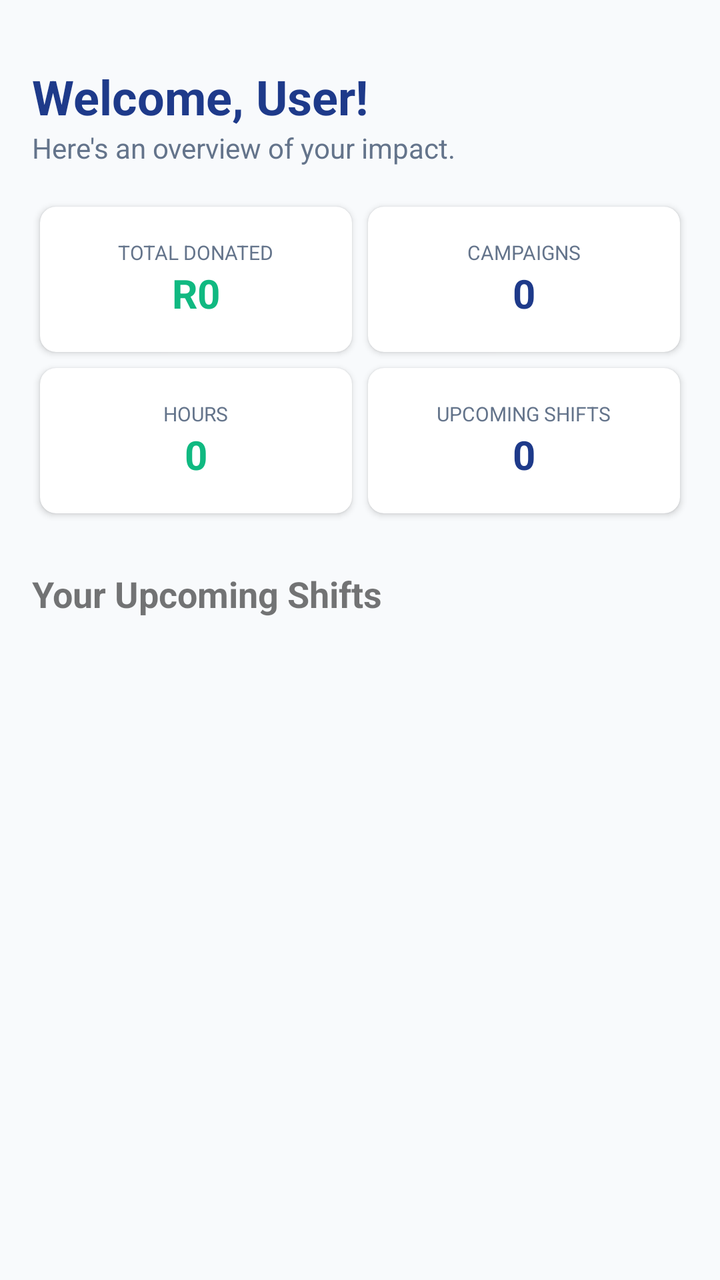
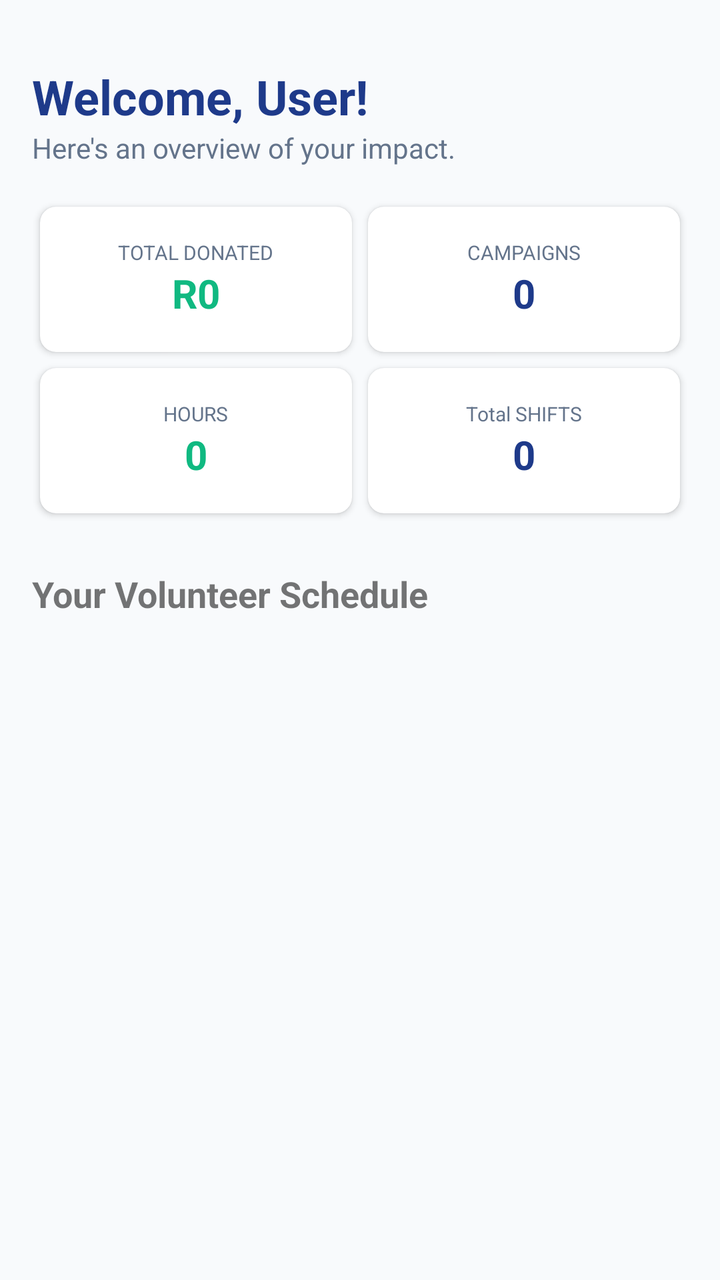

The first picture is an Android layout as it rendered before a commit; the second is the same layout after the commit. The layout source and the unified diff follow.
<!-- AndroidManifest.xml: application theme Theme.EasySaturdaysApp -->
<!-- res/layout/activity_dashboard.xml -->
<?xml version="1.0" encoding="utf-8"?>
<ScrollView xmlns:android="http://schemas.android.com/apk/res/android"
    xmlns:app="http://schemas.android.com/apk/res-auto"
    android:layout_width="match_parent"
    android:layout_height="match_parent"
    android:background="#F8FAFC">

    
    <LinearLayout
        android:layout_width="match_parent"
        android:layout_height="wrap_content"
        android:orientation="vertical"
        android:padding="16dp">

        <TextView
            android:id="@+id/tvWelcome"
            android:layout_width="match_parent"
            android:layout_height="wrap_content"
            android:text="Welcome, User!"
            android:textSize="24sp"
            android:textStyle="bold"
            android:textColor="#1E3A8A"
            android:layout_marginTop="16dp"/>

        <TextView
            android:layout_width="match_parent"
            android:layout_height="wrap_content"
            android:text="Here's an overview of your impact."
            android:textColor="#64748B"
            android:layout_marginBottom="16dp"/>

        
        <GridLayout
            android:layout_width="match_parent"
            android:layout_height="wrap_content"
            android:columnCount="2"
            android:rowCount="2">
            

            <androidx.cardview.widget.CardView
                android:layout_width="0dp"
                android:layout_height="wrap_content"
                android:layout_columnWeight="1"
                android:layout_margin="4dp"
                app:cardCornerRadius="8dp">
                <LinearLayout
                    android:layout_width="match_parent"
                    android:layout_height="wrap_content"
                    android:orientation="vertical"
                    android:padding="16dp"
                    android:gravity="center">
                    <TextView android:layout_width="wrap_content" android:layout_height="wrap_content" android:text="TOTAL DONATED" android:textSize="10sp" android:textColor="#64748B"/>
                    <TextView android:id="@+id/tvTotalDonated" android:layout_width="wrap_content" android:layout_height="wrap_content" android:text="R0" android:textSize="20sp" android:textStyle="bold" android:textColor="#10B981"/>
                </LinearLayout>
            </androidx.cardview.widget.CardView>

            <androidx.cardview.widget.CardView
                android:layout_width="0dp"
                android:layout_height="wrap_content"
                android:layout_columnWeight="1"
                android:layout_margin="4dp"
                app:cardCornerRadius="8dp">
                <LinearLayout
                    android:layout_width="match_parent"
                    android:layout_height="wrap_content"
                    android:orientation="vertical"
                    android:padding="16dp"
                    android:gravity="center">
                    <TextView android:layout_width="wrap_content" android:layout_height="wrap_content" android:text="CAMPAIGNS" android:textSize="10sp" android:textColor="#64748B"/>
                    <TextView android:id="@+id/tvCampaignsSupported" android:layout_width="wrap_content" android:layout_height="wrap_content" android:text="0" android:textSize="20sp" android:textStyle="bold" android:textColor="#1E3A8A"/>
                </LinearLayout>
            </androidx.cardview.widget.CardView>

            <androidx.cardview.widget.CardView
                android:layout_width="0dp"
                android:layout_height="wrap_content"
                android:layout_columnWeight="1"
                android:layout_margin="4dp"
                app:cardCornerRadius="8dp">
                <LinearLayout
                    android:layout_width="match_parent"
                    android:layout_height="wrap_content"
                    android:orientation="vertical"
                    android:padding="16dp"
                    android:gravity="center">
                    <TextView android:layout_width="wrap_content" android:layout_height="wrap_content" android:text="HOURS" android:textSize="10sp" android:textColor="#64748B"/>
                    <TextView android:id="@+id/tvHours" android:layout_width="wrap_content" android:layout_height="wrap_content" android:text="0" android:textSize="20sp" android:textStyle="bold" android:textColor="#10B981"/>
                </LinearLayout>
            </androidx.cardview.widget.CardView>

            <androidx.cardview.widget.CardView
                android:layout_width="0dp"
                android:layout_height="wrap_content"
                android:layout_columnWeight="1"
                android:layout_margin="4dp"
                app:cardCornerRadius="8dp">
                <LinearLayout
                    android:layout_width="match_parent"
                    android:layout_height="wrap_content"
                    android:orientation="vertical"
                    android:padding="16dp"
                    android:gravity="center">
                    <TextView android:layout_width="wrap_content" android:layout_height="wrap_content" android:text="UPCOMING SHIFTS" android:textSize="10sp" android:textColor="#64748B"/>
                    <TextView android:id="@+id/tvUpcomingShifts" android:layout_width="wrap_content" android:layout_height="wrap_content" android:text="0" android:textSize="20sp" android:textStyle="bold" android:textColor="#1E3A8A"/>
                </LinearLayout>
            </androidx.cardview.widget.CardView>
        </GridLayout>

        <TextView android:layout_width="wrap_content" android:layout_height="wrap_content" android:text="Your Upcoming Shifts" android:textStyle="bold" android:textSize="18sp" android:layout_marginTop="24dp"/>
        <androidx.recyclerview.widget.RecyclerView
            android:id="@+id/shiftsRecyclerView"
            android:layout_width="match_parent"
            android:layout_height="wrap_content"
            android:layout_marginTop="8dp"/>

    </LinearLayout>
</ScrollView>
<!-- resources referenced by this layout -->
<resources>
  <style name="Theme.EasySaturdaysApp" parent="Theme.MaterialComponents.Light.NoActionBar">
          
          <item name="colorPrimary">@color/primary</item>
          <item name="colorPrimaryVariant">@color/primary_light</item>
          <item name="colorOnPrimary">@color/white</item>
          
          <item name="colorSecondary">@color/secondary</item>
          <item name="colorSecondaryVariant">@color/secondary</item>
          <item name="colorOnSecondary">@color/black</item>
          
          <item name="android:statusBarColor" tools:targetApi="l">?attr/colorPrimaryVariant</item>
  
          <item name="colorSurface">@color/white</item>
          <item name="colorOnSurface">@color/text_dark</item>
      </style>
  <color name="primary">#1E3A8A</color>
  <color name="primary_light">#1E40AF</color>
  <color name="white">#FFFFFF</color>
  <color name="secondary">#F59E0B</color>
  <color name="black">#FF000000</color>
  <color name="text_dark">#1E293B</color>
</resources>

<!-- the commit's change to res/layout/activity_dashboard.xml (unified diff, before → after) -->
@@ -5,7 +5,6 @@
     android:layout_height="match_parent"
     android:background="#F8FAFC">
 
-    
     <LinearLayout
         android:layout_width="match_parent"
         android:layout_height="wrap_content"
@@ -100,17 +99,25 @@
                     android:orientation="vertical"
                     android:padding="16dp"
                     android:gravity="center">
-                    <TextView android:layout_width="wrap_content" android:layout_height="wrap_content" android:text="UPCOMING SHIFTS" android:textSize="10sp" android:textColor="#64748B"/>
+                    <TextView android:layout_width="wrap_content" android:layout_height="wrap_content" android:text="Total SHIFTS" android:textSize="10sp" android:textColor="#64748B"/>
                     <TextView android:id="@+id/tvUpcomingShifts" android:layout_width="wrap_content" android:layout_height="wrap_content" android:text="0" android:textSize="20sp" android:textStyle="bold" android:textColor="#1E3A8A"/>
                 </LinearLayout>
             </androidx.cardview.widget.CardView>
         </GridLayout>
 
-        <TextView android:layout_width="wrap_content" android:layout_height="wrap_content" android:text="Your Upcoming Shifts" android:textStyle="bold" android:textSize="18sp" android:layout_marginTop="24dp"/>
+        <TextView
+            android:layout_width="wrap_content"
+            android:layout_height="wrap_content"
+            android:text="Your Volunteer Schedule"
+            android:textStyle="bold"
+            android:textSize="18sp"
+            android:layout_marginTop="24dp"/>
+
         <androidx.recyclerview.widget.RecyclerView
             android:id="@+id/shiftsRecyclerView"
             android:layout_width="match_parent"
-            android:layout_height="wrap_content"
+            android:layout_height="300dp"
+            android:nestedScrollingEnabled="false"
             android:layout_marginTop="8dp"/>
 
     </LinearLayout>
